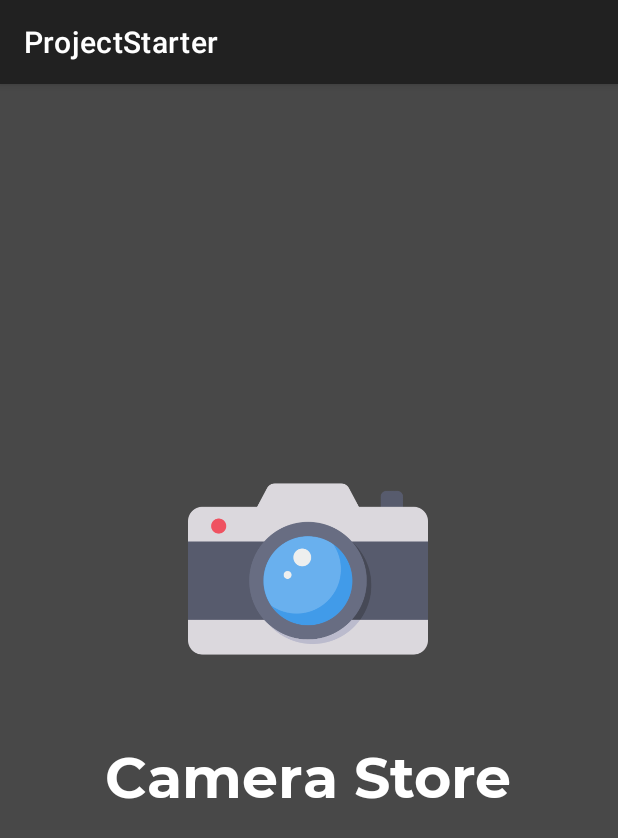
After one commit to mas-diq/ProjectStarter, an Android app: the SplashScreen screen opened directly, with no data from a screen before it, on a phone screen of 412 x 824 dp. The commit adds this screen. Shown: the top 838 px of the screen. Run offline under Robolectric (Android 15) with nearby library versions, the phone set to English and light mode, and no system bars.

Commit message:
Add SplashScreen.kt

```diff
--- a/app/src/main/AndroidManifest.xml
+++ b/app/src/main/AndroidManifest.xml
@@ -10,7 +10,7 @@
         android:supportsRtl="true"
         android:theme="@style/Theme.ProjectStarter">
         <activity
-            android:name=".LoginScreen"
+            android:name=".SplashScreen"
             android:exported="true">
             <intent-filter>
                 <action android:name="android.intent.action.MAIN" />
@@ -18,6 +18,9 @@
                 <category android:name="android.intent.category.LAUNCHER" />
             </intent-filter>
         </activity>
+        <activity
+            android:name=".LoginScreen"
+            android:exported="true" />
         <activity android:name=".Register" />
         <activity
             android:name=".MainActivity"
--- a/app/src/main/java/com/MasDiq/Adapter/AdapterOne.kt
+++ b/app/src/main/java/com/MasDiq/Adapter/AdapterOne.kt
@@ -22,6 +22,7 @@ class AdapterOne(private val cameraList: ArrayList<DataCamera>) :
         holder.image.setImageResource(item.image)
         holder.title.text = item.title
         holder.subtitle.text = item.subtitle
+        holder.price.text = item.price
     }
 
     override fun getItemCount(): Int {
@@ -32,5 +33,6 @@ class AdapterOne(private val cameraList: ArrayList<DataCamera>) :
         val title = itemView.tv_title!!
         val subtitle = itemView.tv_subtitle!!
         val image = itemView.imageCamera!!
+        val price = itemView.tv_price!!
     }
 }
--- a/app/src/main/java/com/MasDiq/ProjectStarter/MainActivity.kt
+++ b/app/src/main/java/com/MasDiq/ProjectStarter/MainActivity.kt
@@ -39,7 +39,7 @@ class MainActivity : AppCompatActivity() {
             "Sony α6400",
             "Sony α6600",
             "Sony α7C",
-            "Sony α7R III ",
+            "Sony α7R III",
             "Sony FX3"
         )
 
--- /dev/null
+++ b/app/src/main/java/com/MasDiq/ProjectStarter/SplashScreen.kt
@@ -0,0 +1,20 @@
+package com.MasDiq.ProjectStarter
+
+import android.content.Intent
+import android.os.Bundle
+import android.os.Handler
+import androidx.appcompat.app.AppCompatActivity
+
+class SplashScreen : AppCompatActivity() {
+    override fun onCreate(savedInstanceState: Bundle?) {
+        super.onCreate(savedInstanceState)
+        setContentView(R.layout.activity_splash_screen)
+
+        // Delay splash for 1 sec
+        Handler(mainLooper).postDelayed({
+            val move = Intent(this, LoginScreen::class.java)
+            startActivity(move)
+            finish()
+        }, 3000)
+    }
+}
--- a/app/src/main/res/drawable/background.xml
+++ b/app/src/main/res/drawable/background.xml
@@ -2,8 +2,8 @@
 <selector xmlns:android="http://schemas.android.com/apk/res/android">
     <item>
         <shape android:shape="rectangle">
-            <solid android:color="@color/primaryDarkColor" />
-            <corners android:radius="20dp" />
+            <solid android:color="@color/primaryLightColor" />
+            <corners android:radius="24dp" />
         </shape>
     </item>
 </selector>
--- a/app/src/main/res/drawable/background1.xml
+++ b/app/src/main/res/drawable/background1.xml
@@ -2,8 +2,8 @@
 <selector xmlns:android="http://schemas.android.com/apk/res/android">
     <item>
         <shape android:shape="rectangle">
-            <solid android:color="@color/primaryTextColor" />
-            <corners android:topRightRadius="12dp" />
+            <solid android:color="@color/accentColor" />
+            <corners android:radius="24dp" />
         </shape>
     </item>
 </selector>
--- a/app/src/main/res/layout/activity_main.xml
+++ b/app/src/main/res/layout/activity_main.xml
@@ -4,7 +4,7 @@
     xmlns:tools="http://schemas.android.com/tools"
     android:layout_width="match_parent"
     android:layout_height="match_parent"
-    android:background="@color/primaryLightColor"
+    android:background="@color/primaryDarkColor"
     tools:context=".MainActivity">
 
     <androidx.constraintlayout.widget.ConstraintLayout
--- /dev/null
+++ b/app/src/main/res/layout/activity_splash_screen.xml
@@ -0,0 +1,35 @@
+<?xml version="1.0" encoding="utf-8"?>
+<androidx.constraintlayout.widget.ConstraintLayout xmlns:android="http://schemas.android.com/apk/res/android"
+    xmlns:app="http://schemas.android.com/apk/res-auto"
+    xmlns:tools="http://schemas.android.com/tools"
+    android:layout_width="match_parent"
+    android:layout_height="match_parent"
+    android:background="@color/primaryLightColor"
+    tools:context=".SplashScreen">
+
+    <ImageView
+        android:id="@+id/imageView"
+        android:layout_width="240dp"
+        android:layout_height="160dp"
+        app:layout_constraintBottom_toBottomOf="parent"
+        app:layout_constraintEnd_toEndOf="parent"
+        app:layout_constraintHorizontal_bias="0.497"
+        app:layout_constraintStart_toStartOf="parent"
+        app:layout_constraintTop_toTopOf="parent"
+        app:layout_constraintVertical_bias="0.4"
+        app:srcCompat="@drawable/camera" />
+
+    <TextView
+        android:id="@+id/textView"
+        android:layout_width="wrap_content"
+        android:layout_height="wrap_content"
+        android:fontFamily="@font/montserrat_bold"
+        android:text="@string/brand"
+        android:textColor="@color/primaryTextColor"
+        android:textSize="38sp"
+        app:layout_constraintBottom_toBottomOf="parent"
+        app:layout_constraintEnd_toEndOf="@+id/imageView"
+        app:layout_constraintStart_toStartOf="@+id/imageView"
+        app:layout_constraintTop_toBottomOf="@+id/imageView"
+        app:layout_constraintVertical_bias="0.1" />
+</androidx.constraintlayout.widget.ConstraintLayout>
--- a/app/src/main/res/values/colors.xml
+++ b/app/src/main/res/values/colors.xml
@@ -2,7 +2,7 @@
 <resources>
     <color name="primaryColor">#212121</color>
     <color name="primaryLightColor">#484848</color>
-    <color name="primaryDarkColor">#000000</color>
+    <color name="primaryDarkColor">#373737</color>
     <color name="primaryTextColor">#ffffff</color>
     <color name="secondaryTextColor">#888888</color>
     <color name="accentColor">#2386D3</color>
--- a/app/src/main/res/values/strings.xml
+++ b/app/src/main/res/values/strings.xml
@@ -1,9 +1,9 @@
 <resources>
     <string name="app_name">ProjectStarter</string>
-    <string name="title">Tittle Product</string>
-    <string name="subtitle">Lorem Ipsum is simply dummy text of the printing and typesetting industry</string>
+    <string name="title">Sony α7R III</string>
+    <string name="subtitle">E-mount with APS-C Sensor</string>
     <string name="price">Rp.24.9999.999,-</string>
-    <string name="brand">Camera Catalogue</string>
+    <string name="brand">Camera Store</string>
     <string name="email">Email :</string>
     <string name="tv_email">Enter your email</string>
     <string name="password">Password :</string>
```
Also changed, not shown: app/src/main/res/layout/card_layout_one.xml (+10 -8 lines).
